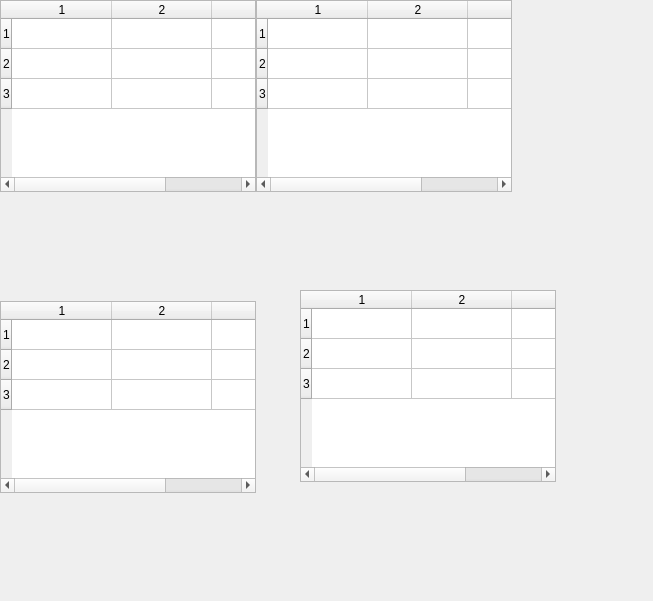
This is AraSteamManager/subform/formtablesheaders.ui in Arankir/AraSteamManager as Qt 5 draws it before an edit. The edited form follows.
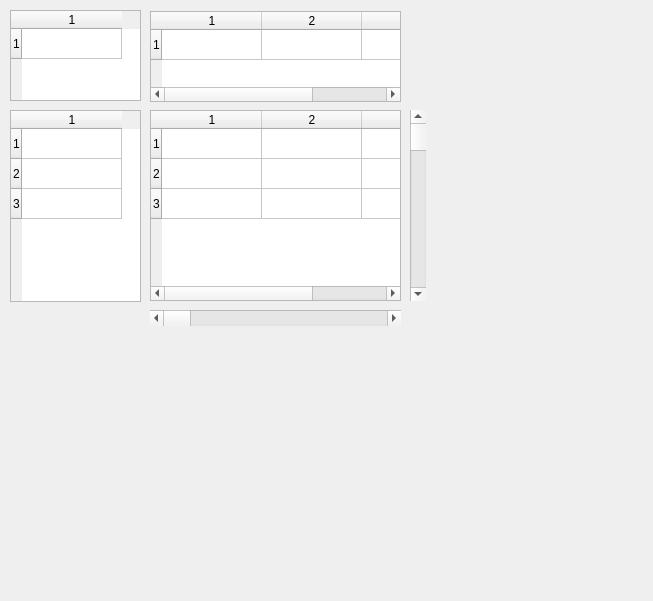
This is the edited form.

The edit to the form file:
```diff
--- a/AraSteamManager/subform/formtablesheaders.ui
+++ b/AraSteamManager/subform/formtablesheaders.ui
@@ -16,43 +16,37 @@
   <widget class="QTableWidget" name="TableWidgetHollow">
    <property name="geometry">
     <rect>
-     <x>0</x>
-     <y>0</y>
-     <width>256</width>
-     <height>192</height>
+     <x>10</x>
+     <y>10</y>
+     <width>131</width>
+     <height>91</height>
     </rect>
    </property>
    <property name="rowCount">
-    <number>3</number>
+    <number>1</number>
    </property>
    <property name="columnCount">
-    <number>3</number>
+    <number>1</number>
    </property>
    <row/>
-   <row/>
-   <row/>
-   <column/>
-   <column/>
    <column/>
   </widget>
   <widget class="QTableWidget" name="TableWidgetHorizontalHeader">
    <property name="geometry">
     <rect>
-     <x>256</x>
-     <y>0</y>
-     <width>256</width>
-     <height>192</height>
+     <x>150</x>
+     <y>11</y>
+     <width>251</width>
+     <height>91</height>
     </rect>
    </property>
    <property name="rowCount">
-    <number>3</number>
+    <number>1</number>
    </property>
    <property name="columnCount">
     <number>3</number>
    </property>
    <row/>
-   <row/>
-   <row/>
    <column/>
    <column/>
    <column/>
@@ -60,9 +54,9 @@
   <widget class="QTableWidget" name="TableWidgetVerticalHeader">
    <property name="geometry">
     <rect>
-     <x>0</x>
-     <y>301</y>
-     <width>256</width>
+     <x>10</x>
+     <y>110</y>
+     <width>131</width>
      <height>192</height>
     </rect>
    </property>
@@ -70,22 +64,20 @@
     <number>3</number>
    </property>
    <property name="columnCount">
-    <number>3</number>
+    <number>1</number>
    </property>
    <row/>
    <row/>
    <row/>
    <column/>
-   <column/>
-   <column/>
   </widget>
   <widget class="QTableWidget" name="TableWidgetContent">
    <property name="geometry">
     <rect>
-     <x>300</x>
-     <y>290</y>
-     <width>256</width>
-     <height>192</height>
+     <x>150</x>
+     <y>110</y>
+     <width>251</width>
+     <height>191</height>
     </rect>
    </property>
    <property name="rowCount">
@@ -101,6 +93,32 @@
    <column/>
    <column/>
   </widget>
+  <widget class="QScrollBar" name="horizontalScrollBar">
+   <property name="geometry">
+    <rect>
+     <x>150</x>
+     <y>310</y>
+     <width>251</width>
+     <height>16</height>
+    </rect>
+   </property>
+   <property name="orientation">
+    <enum>Qt::Horizontal</enum>
+   </property>
+  </widget>
+  <widget class="QScrollBar" name="verticalScrollBar">
+   <property name="geometry">
+    <rect>
+     <x>410</x>
+     <y>110</y>
+     <width>16</width>
+     <height>191</height>
+    </rect>
+   </property>
+   <property name="orientation">
+    <enum>Qt::Vertical</enum>
+   </property>
+  </widget>
  </widget>
  <resources/>
  <connections/>
```
